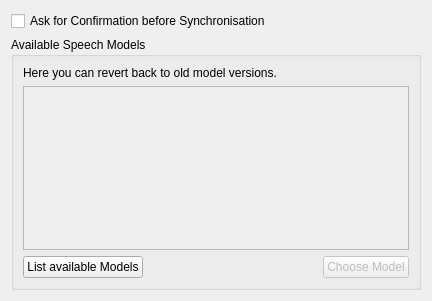
Above: simon/src/simonrecognitioncontrol/synchronisationsettings.ui from KDE/simon before the change. Below: the same form after it.
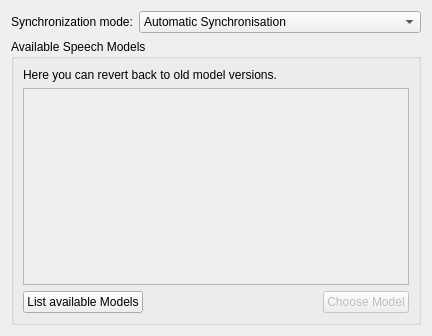
That is the form after the change. Custom widgets are drawn as their Qt base class.

Commit message: Introducing synchronization modes: Automatic, Semi-Automatic and Manual

```diff
--- a/simon/src/simonrecognitioncontrol/synchronisationsettings.ui
+++ b/simon/src/simonrecognitioncontrol/synchronisationsettings.ui
@@ -6,7 +6,7 @@
     <x>0</x>
     <y>0</y>
     <width>432</width>
-    <height>301</height>
+    <height>336</height>
    </rect>
   </property>
   <property name="windowTitle" >
@@ -14,11 +14,40 @@
   </property>
   <layout class="QVBoxLayout" name="verticalLayout_2" >
    <item>
-    <widget class="QCheckBox" name="kcfg_AskForSync" >
-     <property name="text" >
-      <string>Ask for Confirmation before Synchronisation</string>
-     </property>
-    </widget>
+    <layout class="QFormLayout" name="formLayout" >
+     <item row="0" column="0" >
+      <widget class="QLabel" name="label_2" >
+       <property name="text" >
+        <string>Synchronization mode:</string>
+       </property>
+      </widget>
+     </item>
+     <item row="0" column="1" >
+      <widget class="KComboBox" name="kcfg_SynchronizationMode" >
+       <property name="sizePolicy" >
+        <sizepolicy vsizetype="Fixed" hsizetype="Expanding" >
+         <horstretch>0</horstretch>
+         <verstretch>0</verstretch>
+        </sizepolicy>
+       </property>
+       <item>
+        <property name="text" >
+         <string>Automatic Synchronisation</string>
+        </property>
+       </item>
+       <item>
+        <property name="text" >
+         <string>Ask for Synchronisation</string>
+        </property>
+       </item>
+       <item>
+        <property name="text" >
+         <string>Manual Synchronisation only</string>
+        </property>
+       </item>
+      </widget>
+     </item>
+    </layout>
    </item>
    <item>
     <widget class="QGroupBox" name="groupBox" >
@@ -88,6 +117,11 @@
   </layout>
  </widget>
  <customwidgets>
+  <customwidget>
+   <class>KComboBox</class>
+   <extends>QComboBox</extends>
+   <header>kcombobox.h</header>
+  </customwidget>
   <customwidget>
    <class>KPushButton</class>
    <extends>QPushButton</extends>
```
The commit also changes 2 other files.
